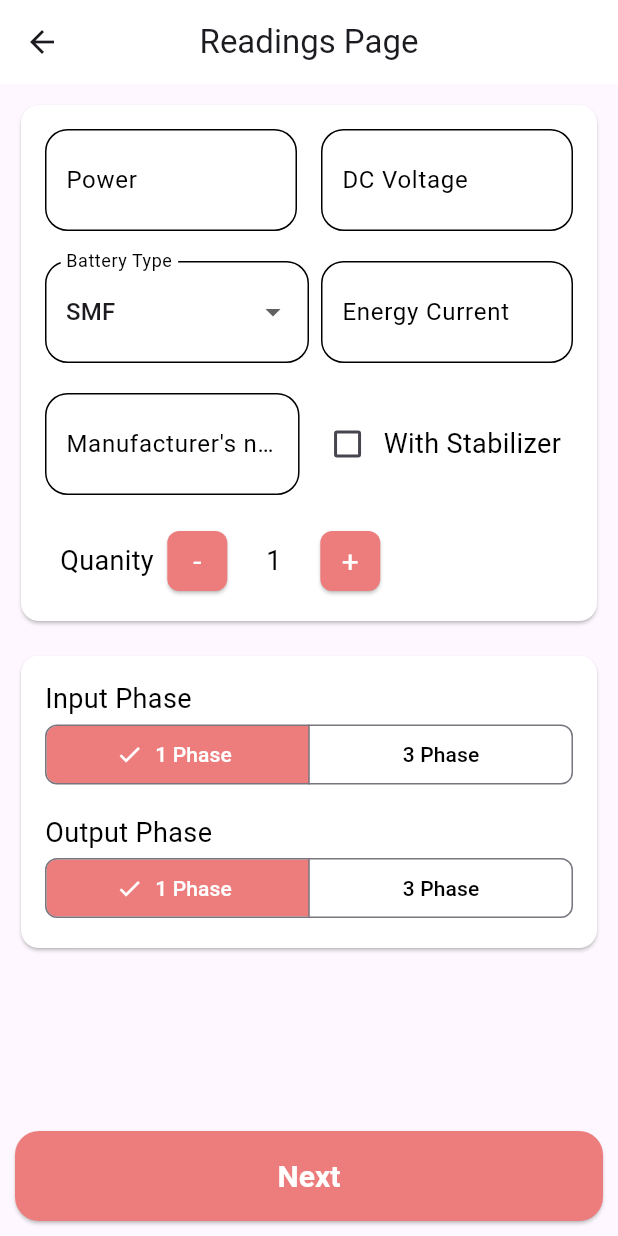
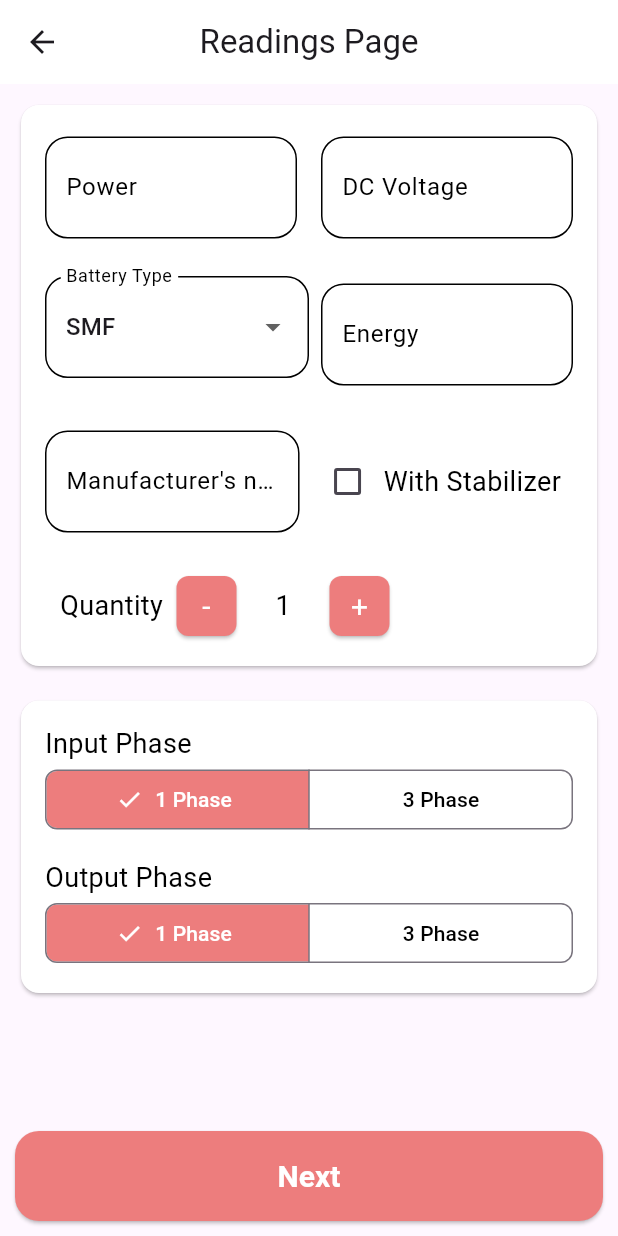
Before and after one commit to Integrated-Identities/SyncServe, a Flutter app: the ReadingsPage screen opened directly, on a phone screen of 412 x 824 dp. Run offline on Flutter 3.47's test engine with Material 3 defaults, Android fonts, the phone set to English and light mode, and no system bars; our stand-ins replace flutter_dotenv, flutter_riverpod; missing offline and left inert: mailer, zod_validation; generated files the repository leaves out were written again.

```diff
--- a/lib/custom_controls/validated_textfield.dart
+++ b/lib/custom_controls/validated_textfield.dart
@@ -6,13 +6,13 @@ class ValidatedTextField extends StatelessWidget {
     required TextEditingController controller,
     required String label,
     required String? Function(String?) validator,
+    required InputDecoration decoration,
     TextInputType keyboardType = TextInputType.text,
     int maxLines = 1,
     bool isRequired = false,
     EdgeInsets padding = const EdgeInsets.symmetric(vertical: 5),
-    AutovalidateMode autovalidateMode = AutovalidateMode.always,
-    required void Function(String?) onChanged,
-    required InputDecoration decoration,
+    AutovalidateMode autovalidateMode = AutovalidateMode.onUnfocus,
+    void Function(String?)? onChanged,
   }) {
     this.validator = validator;
     this.autovalidateMode = autovalidateMode;
@@ -30,7 +30,7 @@ class ValidatedTextField extends StatelessWidget {
   late final TextEditingController controller;
   late final TextInputType keyboardType;
   late final int maxLines;
-  late final void Function(String?) onChanged;
+  late final void Function(String?)? onChanged;
   late final InputDecoration decoration;
 
   @override
--- a/lib/theme/styles.dart
+++ b/lib/theme/styles.dart
@@ -52,7 +52,7 @@ class AppStyle {
   }) {
     return InputDecoration(
       suffixText: suffix,
-      helperText: '',
+      helperText: ' ',
       alignLabelWithHint: true,
       fillColor: Colors.white,
       filled: true,
@@ -151,10 +151,6 @@ class AppStyle {
     );
   }
 
-  // 'QUANTITY' TEXT AND BUTTONS PADDING
-  static const EdgeInsets textButtonPadding =
-      EdgeInsets.symmetric(horizontal: 18);
-
   // SEGMENTED BUTTON COLOR STYLES
   static ButtonStyle segmentedButtonStyle() {
     return ButtonStyle(
@@ -181,8 +177,4 @@ class AppStyle {
       ),
     );
   }
-
-  // SEGMENTED BUTTON WITH LABEL PADDING
-  static const EdgeInsets segmentedButtonWithLabelPadding =
-      EdgeInsets.symmetric(horizontal: 18);
 }
--- a/lib/view/readings_page.dart
+++ b/lib/view/readings_page.dart
@@ -1,9 +1,11 @@
 import 'package:flutter/material.dart';
 import 'package:syncserve/custom_controls/labeled_checkbox.dart';
 import 'package:syncserve/custom_controls/quantity_selector.dart';
+import 'package:syncserve/custom_controls/validated_textfield.dart';
 import 'package:syncserve/theme/styles.dart';
 import 'package:flutter_gen/gen_l10n/app_localizations.dart';
 import 'package:syncserve/view_model/readings_page_view_model.dart';
+import 'package:zod_validation/zod_validation.dart';
 
 class ReadingsPage extends StatefulWidget {
   const ReadingsPage({super.key});
@@ -14,11 +16,26 @@ class ReadingsPage extends StatefulWidget {
 
 class _ReadingsPageState extends State<ReadingsPage> {
   final ReadingsViewModel viewModel = ReadingsViewModel();
+  final _formKey = GlobalKey<FormState>();
   late List<String> category;
 
   @override
   void initState() {
     super.initState();
+  }
+
+  @override
+  void dispose() {
+    viewModel.dispose();
+    super.dispose();
+  }
+
+  void _onNextPressed() {
+    bool isValid = _formKey.currentState?.validate() ?? false;
+
+    if (isValid) {
+      // Go to next page if form is valid
+    }
   }
 
   @override
@@ -44,12 +61,70 @@ class _ReadingsPageState extends State<ReadingsPage> {
         child: Column(
           children: [
             Expanded(
+              child: Form(
+                key: _formKey,
                 child: SingleChildScrollView(
                   child: Padding(
                     padding: EdgeInsets.all(10),
                     child: Column(
                       children: [
-                      Card(
+                        _PowerConfigurationCard(
+                          viewModel: viewModel,
+                          category: category,
+                          onStabilizerChanged: (value) {
+                            setState(() {
+                              viewModel.withStabilizer = value;
+                            });
+                          },
+                        ),
+                        SizedBox(height: 15),
+                        _PhaseSelectionCard(
+                          viewModel: viewModel,
+                          onInputPhaseChanged: (newPhase) {
+                            setState(() {
+                              viewModel.inputPhase = newPhase;
+                            });
+                          },
+                          onOutputPhaseChanged: (newPhase) {
+                            setState(() {
+                              viewModel.outputPhase = newPhase;
+                            });
+                          },
+                        ),
+                      ],
+                    ),
+                  ),
+                ),
+              ),
+            ),
+            Padding(
+              padding: AppStyle.bottomAreaPadding,
+              child: ElevatedButton(
+                style: AppStyle.primaryElevatedButtonStyle(),
+                onPressed: _onNextPressed,
+                child: Text(AppLocalizations.of(context)!.next),
+              ),
+            ),
+          ],
+        ),
+      ),
+    );
+  }
+}
+
+class _PowerConfigurationCard extends StatelessWidget {
+  const _PowerConfigurationCard({
+    required this.viewModel,
+    required this.category,
+    required this.onStabilizerChanged,
+  });
+  final ReadingsViewModel viewModel;
+  final List<String> category;
+  final ValueChanged<bool> onStabilizerChanged;
+
+  @override
+  Widget build(BuildContext context) {
+    return Card(
       color: AppStyle.appBarAndNavBarColor,
       child: Padding(
         padding: const EdgeInsets.all(16),
@@ -60,12 +135,28 @@ class _ReadingsPageState extends State<ReadingsPage> {
                 Expanded(
                   child: Padding(
                     padding: const EdgeInsets.only(right: 8),
-                                      child: TextFormField(
-                                        decoration:
-                                            AppStyle.inputDecorationWithLabel(
+                    child: ValidatedTextField(
+                      controller: viewModel.powerController,
+                      keyboardType:
+                          const TextInputType.numberWithOptions(decimal: true),
+                      label: AppLocalizations.of(context)!.power,
+                      validator: (value) {
+                        if (value == null || value.trim().isEmpty) {
+                          return AppLocalizations.of(context)!.powerRequired;
+                        }
+                        if (!RegExp(r'^\d*\.?\d*$').hasMatch(value)) {
+                          return AppLocalizations.of(context)!.invalidNumber;
+                        }
+                        return Zod()
+                            .required(
+                              AppLocalizations.of(context)!.powerRequired,
+                            )
+                            .build(value);
+                      },
+                      isRequired: true,
+                      decoration: AppStyle.inputDecorationWithLabel(
                         AppLocalizations.of(context)!.power,
-                                          suffix:
-                                              AppLocalizations.of(context)!.kva,
+                        suffix: AppLocalizations.of(context)!.kva,
                       ),
                     ),
                   ),
@@ -73,13 +164,29 @@ class _ReadingsPageState extends State<ReadingsPage> {
                 Expanded(
                   child: Padding(
                     padding: const EdgeInsets.only(left: 8),
-                                      child: TextFormField(
-                                        decoration:
-                                            AppStyle.inputDecorationWithLabel(
-                                          AppLocalizations.of(context)!
-                                              .dcVoltage,
-                                          suffix:
-                                              AppLocalizations.of(context)!.dcv,
+                    child: ValidatedTextField(
+                      controller: viewModel.dcVoltageController,
+                      keyboardType:
+                          const TextInputType.numberWithOptions(decimal: true),
+                      label: AppLocalizations.of(context)!.dcVoltage,
+                      validator: (value) {
+                        if (value == null || value.trim().isEmpty) {
+                          return AppLocalizations.of(context)!
+                              .dcVoltageRequired;
+                        }
+                        if (!RegExp(r'^\d*\.?\d*$').hasMatch(value)) {
+                          return AppLocalizations.of(context)!.invalidNumber;
+                        }
+                        return Zod()
+                            .required(
+                              AppLocalizations.of(context)!.dcVoltageRequired,
+                            )
+                            .build(value);
+                      },
+                      isRequired: true,
+                      decoration: AppStyle.inputDecorationWithLabel(
+                        AppLocalizations.of(context)!.dcVoltage,
+                        suffix: AppLocalizations.of(context)!.dcv,
                       ),
                     ),
                   ),
@@ -91,16 +198,20 @@ class _ReadingsPageState extends State<ReadingsPage> {
               crossAxisAlignment: CrossAxisAlignment.start,
               children: [
                 Expanded(
-                                    child: DropdownButtonFormField(
-                                      value: category.first,
-                                      decoration:
-                                          AppStyle.inputDecorationWithLabel(
+                  child: DropdownButtonFormField<String>(
+                    value: viewModel.batteryType ?? category.first,
+                    decoration: AppStyle.inputDecorationWithLabel(
+                      AppLocalizations.of(context)!.batteryType,
+                    ),
+                    validator: (value) {
+                      return Zod()
+                          .required(
                             AppLocalizations.of(context)!
-                                            .batteryType,
-                                      ),
-                                      icon: const Icon(
-                                        Icons.arrow_drop_down,
-                                      ),
+                                .pleaseSelectBatteryType,
+                          )
+                          .build(value);
+                    },
+                    icon: const Icon(Icons.arrow_drop_down),
                     items: category.map((e) {
                       return DropdownMenuItem(
                         value: e,
@@ -108,20 +219,35 @@ class _ReadingsPageState extends State<ReadingsPage> {
                       );
                     }).toList(),
                     onChanged: (value) {
-                                        print(value);
+                      viewModel.batteryType = value;
                     },
                   ),
                 ),
                 Expanded(
                   child: Padding(
                     padding: const EdgeInsets.only(left: 8),
-                                      child: TextFormField(
-                                        decoration:
-                                            AppStyle.inputDecorationWithLabel(
-                                          AppLocalizations.of(context)!
-                                              .energyCurrent,
-                                          suffix:
-                                              AppLocalizations.of(context)!.ah,
+                    child: ValidatedTextField(
+                      controller: viewModel.energyController,
+                      keyboardType:
+                          const TextInputType.numberWithOptions(decimal: true),
+                      label: AppLocalizations.of(context)!.energy,
+                      validator: (value) {
+                        if (value == null || value.trim().isEmpty) {
+                          return AppLocalizations.of(context)!.energyRequired;
+                        }
+                        if (!RegExp(r'^\d*\.?\d*$').hasMatch(value)) {
+                          return AppLocalizations.of(context)!.invalidNumber;
+                        }
+                        return Zod()
+                            .required(
+                              AppLocalizations.of(context)!.energyRequired,
+                            )
+                            .build(value);
+                      },
+                      isRequired: true,
+                      decoration: AppStyle.inputDecorationWithLabel(
+                        AppLocalizations.of(context)!.energy,
+                        suffix: AppLocalizations.of(context)!.ah,
                       ),
                     ),
                   ),
@@ -130,33 +256,39 @@ class _ReadingsPageState extends State<ReadingsPage> {
             ),
             IntrinsicHeight(
               child: Row(
-                                  crossAxisAlignment: CrossAxisAlignment
-                                      .stretch, // This stretches children to match height
+                crossAxisAlignment: CrossAxisAlignment.stretch,
                 children: [
                   Expanded(
-                                      child: TextFormField(
-                                        decoration:
-                                            AppStyle.inputDecorationWithLabel(
+                    child: ValidatedTextField(
+                      controller: viewModel.manufacturerNameController,
+                      label: AppLocalizations.of(context)!.manufacturerName,
+                      validator: (value) {
+                        return Zod()
+                            .required(
                               AppLocalizations.of(context)!
-                                              .manufacturerName,
+                                  .manufacturerNameRequired,
+                            )
+                            .min(
+                              3,
+                              AppLocalizations.of(context)!
+                                  .manufacturerNameTooShort,
+                            )
+                            .build(value);
+                      },
+                      isRequired: true,
+                      decoration: AppStyle.inputDecorationWithLabel(
+                        AppLocalizations.of(context)!.manufacturerName,
                       ),
                     ),
                   ),
                   Container(
                     margin: EdgeInsets.only(bottom: 20),
-                                      padding: const EdgeInsets.symmetric(
-                                        horizontal: 8,
-                                      ),
+                    padding: const EdgeInsets.symmetric(horizontal: 8),
                     child: Center(
                       child: LabeledCheckbox(
-                                          label: AppLocalizations.of(context)!
-                                              .withStabilizer,
+                        label: AppLocalizations.of(context)!.withStabilizer,
                         value: viewModel.withStabilizer,
-                                          onChanged: (value) {
-                                            setState(() {
-                                              viewModel.withStabilizer = value;
-                                            });
-                                          },
+                        onChanged: onStabilizerChanged,
                       ),
                     ),
                   ),
@@ -166,10 +298,7 @@ class _ReadingsPageState extends State<ReadingsPage> {
             Row(
               children: [
                 Container(
-                                    padding: const EdgeInsets.only(
-                                      right: 5,
-                                      left: 10,
-                                    ),
+                  padding: const EdgeInsets.only(right: 5, left: 10),
                   child: Text(
                     AppLocalizations.of(context)!.quantity,
                     style: AppStyle.labelText,
@@ -178,11 +307,11 @@ class _ReadingsPageState extends State<ReadingsPage> {
                 SizedBox(
                   width: 150,
                   child: QuantitySelector(
-                                      initialValue: 1,
+                    initialValue: viewModel.quantity,
                     onChanged: (value) {
-                                        print('New quantity: $value');
+                      viewModel.updateQuantity(value);
                     },
-                                      minValue: 0,
+                    minValue: 1,
                     maxValue: 100,
                   ),
                 ),
@@ -191,11 +320,23 @@ class _ReadingsPageState extends State<ReadingsPage> {
           ],
         ),
       ),
-                      ),
-                      SizedBox(
-                        height: 15,
-                      ),
-                      Card(
+    );
+  }
+}
+
+class _PhaseSelectionCard extends StatelessWidget {
+  const _PhaseSelectionCard({
+    required this.viewModel,
+    required this.onInputPhaseChanged,
+    required this.onOutputPhaseChanged,
+  });
+  final ReadingsViewModel viewModel;
+  final ValueChanged<PhaseType> onInputPhaseChanged;
+  final ValueChanged<PhaseType> onOutputPhaseChanged;
+
+  @override
+  Widget build(BuildContext context) {
+    return Card(
       color: AppStyle.appBarAndNavBarColor,
       child: Padding(
         padding: const EdgeInsets.all(16),
@@ -214,31 +355,21 @@ class _ReadingsPageState extends State<ReadingsPage> {
                 segments: <ButtonSegment<PhaseType>>[
                   ButtonSegment<PhaseType>(
                     value: PhaseType.onePhase,
-                                      label: Text(
-                                        AppLocalizations.of(context)!.onePhase,
-                                      ),
+                    label: Text(AppLocalizations.of(context)!.onePhase),
                   ),
                   ButtonSegment<PhaseType>(
                     value: PhaseType.threePhase,
-                                      label: Text(
-                                        AppLocalizations.of(context)!
-                                            .threePhase,
-                                      ),
+                    label: Text(AppLocalizations.of(context)!.threePhase),
                   ),
                 ],
                 selected: <PhaseType>{viewModel.inputPhase},
-                                  onSelectionChanged:
-                                      (Set<PhaseType> newSelection) {
-                                    setState(() {
-                                      viewModel.inputPhase = newSelection.first;
-                                    });
+                onSelectionChanged: (Set<PhaseType> newSelection) {
+                  onInputPhaseChanged(newSelection.first);
                 },
                 style: AppStyle.segmentedButtonStyle(),
               ),
             ),
-                              SizedBox(
-                                height: 15,
-                              ),
+            SizedBox(height: 15),
             Align(
               alignment: Alignment.centerLeft,
               child: Text(
@@ -252,45 +383,18 @@ class _ReadingsPageState extends State<ReadingsPage> {
                 segments: <ButtonSegment<PhaseType>>[
                   ButtonSegment<PhaseType>(
                     value: PhaseType.onePhase,
-                                      label: Text(
-                                        AppLocalizations.of(context)!.onePhase,
-                                      ),
+                    label: Text(AppLocalizations.of(context)!.onePhase),
                   ),
                   ButtonSegment<PhaseType>(
                     value: PhaseType.threePhase,
-                                      label: Text(
-                                        AppLocalizations.of(context)!
-                                            .threePhase,
-                                      ),
+                    label: Text(AppLocalizations.of(context)!.threePhase),
                   ),
                 ],
-                                  selected: <PhaseType>{
-                                    viewModel.outputPhase,
-                                  },
-                                  onSelectionChanged:
-                                      (Set<PhaseType> newSelection) {
-                                    setState(() {
-                                      viewModel.outputPhase = newSelection.last;
-                                    });
+                selected: <PhaseType>{viewModel.outputPhase},
+                onSelectionChanged: (Set<PhaseType> newSelection) {
+                  onOutputPhaseChanged(newSelection.first);
                 },
                 style: AppStyle.segmentedButtonStyle(),
-                                ),
-                              ),
-                            ],
-                          ),
-                        ),
-                      ),
-                    ],
-                  ),
-                ),
-              ),
-            ),
-            Padding(
-              padding: AppStyle.bottomAreaPadding,
-              child: ElevatedButton(
-                style: AppStyle.primaryElevatedButtonStyle(),
-                onPressed: () {},
-                child: Text(AppLocalizations.of(context)!.next),
               ),
             ),
           ],
--- a/lib/view_model/readings_page_view_model.dart
+++ b/lib/view_model/readings_page_view_model.dart
@@ -1,10 +1,13 @@
+import 'package:flutter/material.dart';
+
 enum PhaseType { onePhase, threePhase }
 
 class ReadingsViewModel {
-  String? kva;
-  String? dcVoltage;
-  String? ah;
-  String? manufacturerName;
+  final powerController = TextEditingController();
+  final dcVoltageController = TextEditingController();
+  final energyController = TextEditingController();
+  final manufacturerNameController = TextEditingController();
+
   bool withStabilizer = false;
   PhaseType inputPhase = PhaseType.onePhase;
   PhaseType outputPhase = PhaseType.onePhase;
@@ -20,14 +23,21 @@ class ReadingsViewModel {
   }
 
   void reset() {
-    kva = null;
-    dcVoltage = null;
-    ah = null;
-    manufacturerName = null;
+    powerController.clear();
+    dcVoltageController.clear();
+    energyController.clear();
+    manufacturerNameController.clear();
     withStabilizer = false;
     inputPhase = PhaseType.onePhase;
     outputPhase = PhaseType.onePhase;
     quantity = 1;
     batteryType = null;
   }
+
+  void dispose() {
+    powerController.dispose();
+    dcVoltageController.dispose();
+    energyController.dispose();
+    manufacturerNameController.dispose();
+  }
 }
--- a/pubspec.yaml
+++ b/pubspec.yaml
@@ -30,4 +30,5 @@ flutter:
   uses-material-design: true
   assets:
     - assets/images/
+    - .env
   generate: true
```
Also changed, not shown: lib/l10n/app_en.arb (+74 -5 lines), 1 other file. Lines whose indentation alone changed are shown as unchanged.
